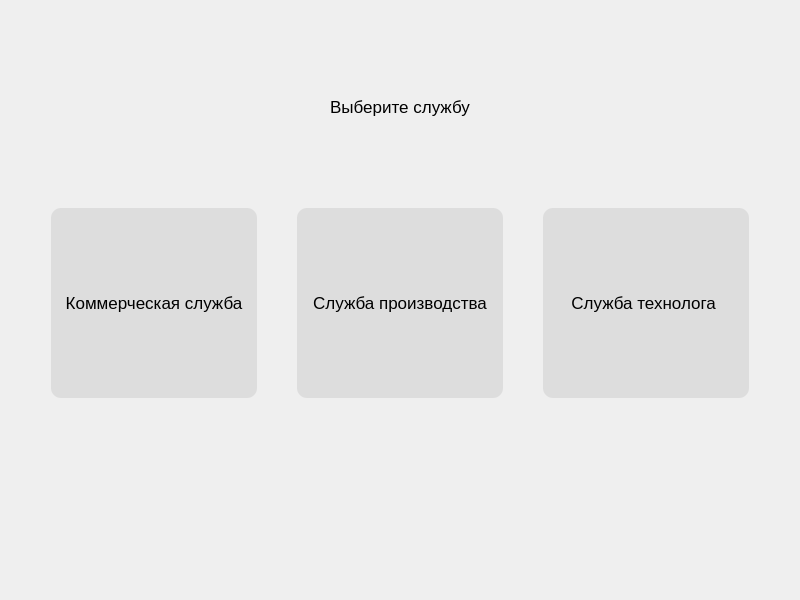
Before: the Qt Designer form login.ui in NoneType4Name/nto-contest, drawn with Qt 5.
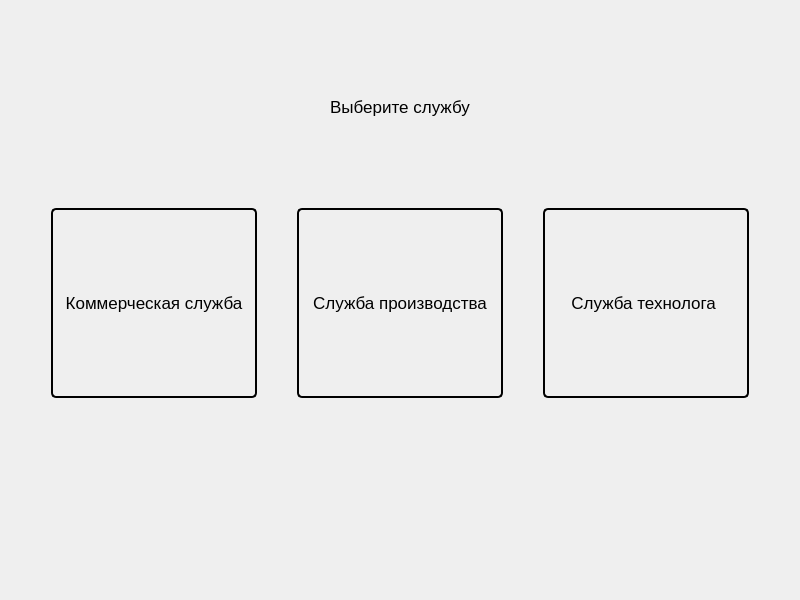
After: the same form once the commit is applied.

```diff
--- a/login.ui
+++ b/login.ui
@@ -14,14 +14,16 @@
    <string>Form</string>
   </property>
   <property name="styleSheet">
-   <string notr="true">*{
+   <string notr="true">*
+{
 	font: 13pt;
 }
+
 QPushButton
 {
-	background-color: rgb(221, 221, 221);
 	color: rgb(0, 0, 0);
-	border-radius: 10px;
+	border: 2px solid rgb(0, 0, 0);
+	border-radius: 5px;
 }
 
 QPushButton:hover, QPushButton:focus
```
Left out of the diff: 25 changed lines with no effect on the pictures.
